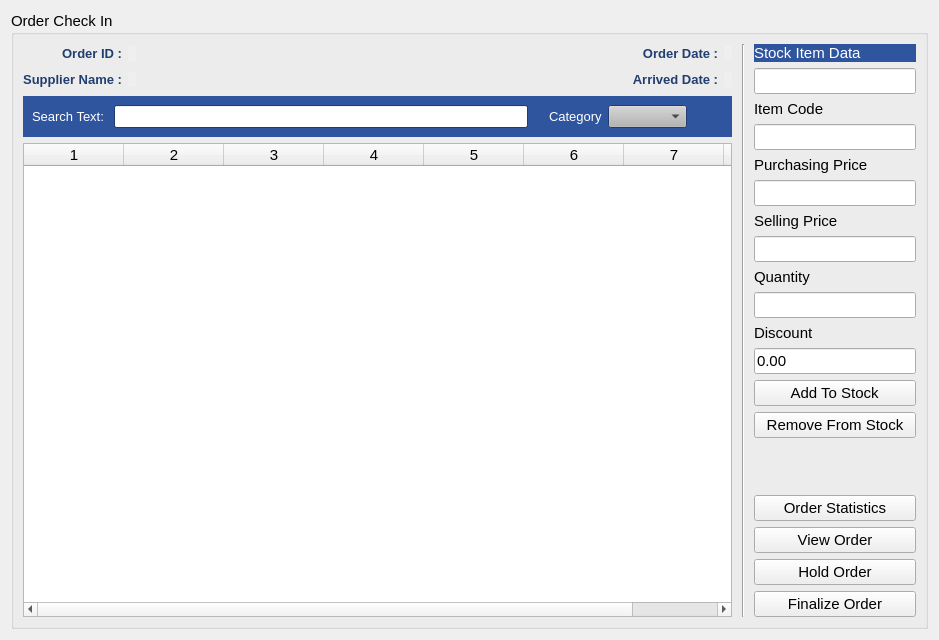
Watti/estorecpp, file estorecpp/ordercheckinwidget.ui: the form before one commit.
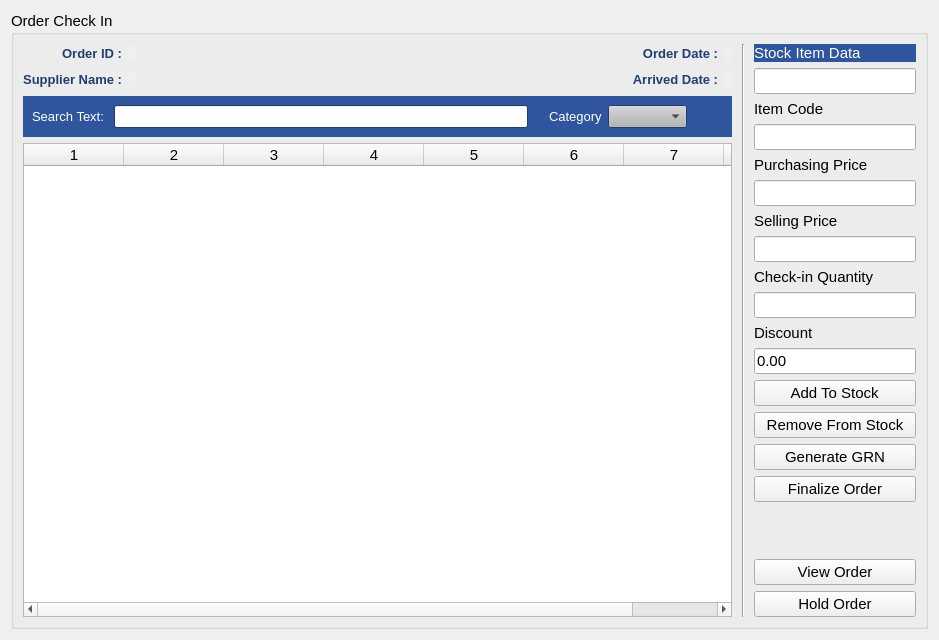
The form after the commit.

The edit to the form file:
```diff
--- a/estorecpp/ordercheckinwidget.ui
+++ b/estorecpp/ordercheckinwidget.ui
@@ -1368,7 +1368,7 @@
         <item>
          <widget class="QLabel" name="label_10">
           <property name="text">
-           <string>Quantity</string>
+           <string>Check-in Quantity</string>
           </property>
          </widget>
         </item>
@@ -1427,6 +1427,20 @@
           </property>
          </widget>
         </item>
+        <item>
+         <widget class="QPushButton" name="generateGRN">
+          <property name="text">
+           <string>Generate GRN</string>
+          </property>
+         </widget>
+        </item>
+        <item>
+         <widget class="QPushButton" name="finalizeOrder">
+          <property name="text">
+           <string>Finalize Order</string>
+          </property>
+         </widget>
+        </item>
         <item>
          <spacer name="verticalSpacer">
           <property name="orientation">
@@ -1440,13 +1454,6 @@
           </property>
          </spacer>
         </item>
-        <item>
-         <widget class="QPushButton" name="orderStats">
-          <property name="text">
-           <string>Order Statistics</string>
-          </property>
-         </widget>
-        </item>
         <item>
          <widget class="QPushButton" name="viewOrder">
           <property name="text">
@@ -1472,13 +1479,6 @@
           </property>
          </widget>
         </item>
-        <item>
-         <widget class="QPushButton" name="finalizeOrder">
-          <property name="text">
-           <string>Finalize Order</string>
-          </property>
-         </widget>
-        </item>
        </layout>
       </item>
      </layout>
```
